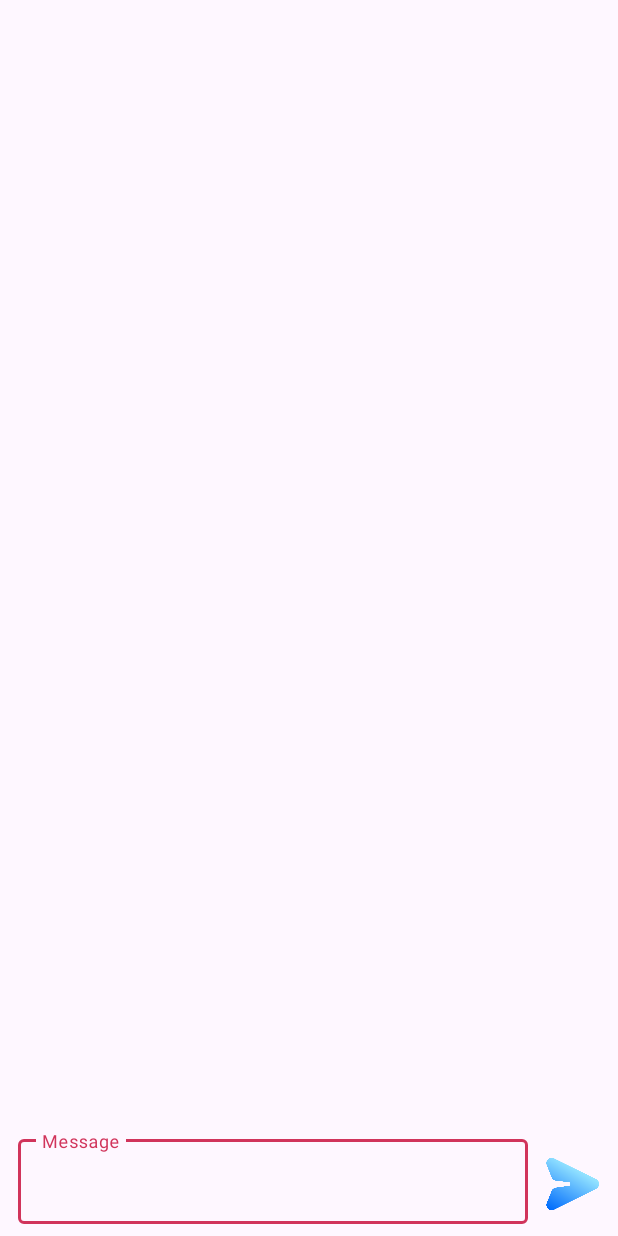
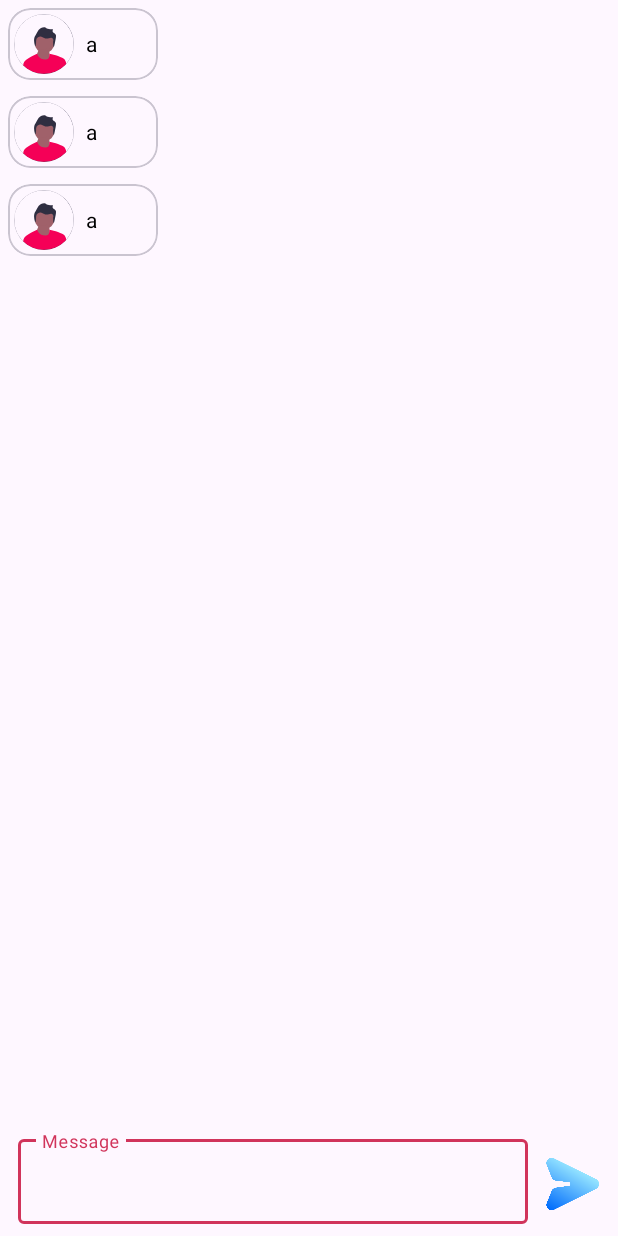
Before and after one commit to abhijeetsharma016/cuddle, an Android app: the layout activity_message.xml on its own in the app's theme, with its tools: preview values and no code run, on a phone screen of 412 x 824 dp. Run offline under Robolectric (Android 15) with nearby library versions, the phone set to English and light mode, and no system bars.

Commit message:
we are now able to see chat messages in message activity

```diff
--- a/app/src/main/res/layout/activity_message.xml
+++ b/app/src/main/res/layout/activity_message.xml
@@ -9,19 +9,20 @@
 
     <com.google.android.material.textfield.TextInputLayout
         android:id="@+id/textInputLayout"
+        style="@style/ThemeOverlay.Material3.AutoCompleteTextView.OutlinedBox"
         android:layout_width="0dp"
+        android:layout_height="wrap_content"
         android:layout_marginHorizontal="12dp"
         android:layout_marginBottom="8dp"
-        style="@style/ThemeOverlay.Material3.AutoCompleteTextView.OutlinedBox"
-        android:layout_height="wrap_content"
         app:layout_constraintBottom_toBottomOf="parent"
         app:layout_constraintEnd_toStartOf="@+id/send_button"
-        app:layout_constraintStart_toStartOf="parent">
+        app:layout_constraintStart_toStartOf="parent"
+        app:layout_constraintTop_toBottomOf="@+id/recyclerView2">
 
         <com.google.android.material.textfield.TextInputEditText
+            android:id="@+id/yourMessage"
             android:layout_width="match_parent"
             android:layout_height="wrap_content"
-            android:id="@+id/yourMessage"
             android:hint="@string/message" />
     </com.google.android.material.textfield.TextInputLayout>
 
@@ -34,4 +35,15 @@
         app:layout_constraintEnd_toEndOf="parent"
         app:layout_constraintTop_toTopOf="@+id/textInputLayout"
         app:srcCompat="@drawable/send_icon" />
+
+    <androidx.recyclerview.widget.RecyclerView
+        android:id="@+id/recyclerView2"
+        app:layoutManager="androidx.recyclerview.widget.LinearLayoutManager"
+        android:layout_width="0dp"
+        tools:listitem="@layout/layout_sender_message"
+        android:layout_height="0dp"
+        app:layout_constraintBottom_toTopOf="@+id/textInputLayout"
+        app:layout_constraintEnd_toEndOf="parent"
+        app:layout_constraintStart_toStartOf="parent"
+        app:layout_constraintTop_toTopOf="parent" />
 </androidx.constraintlayout.widget.ConstraintLayout>
--- a/app/src/main/res/layout/layout_sender_message.xml
+++ b/app/src/main/res/layout/layout_sender_message.xml
@@ -1,8 +1,9 @@
 <?xml version="1.0" encoding="utf-8"?>
 <com.google.android.material.card.MaterialCardView xmlns:android="http://schemas.android.com/apk/res/android"
     xmlns:app="http://schemas.android.com/apk/res-auto"
-    android:layout_width="250dp"
+    android:layout_width="wrap_content"
     android:layout_height="wrap_content"
+    android:minWidth="100dp"
     android:layout_margin="5dp"
     android:elevation="7dp"
     app:cardCornerRadius="15dp">
@@ -26,7 +27,7 @@
             android:textSize="14sp"
             android:layout_marginStart="8dp"
             android:textColor="@color/black"
-            android:text="Shubham is Android Developer Shubham is Android Developer" />
+            android:text="a" />
     </LinearLayout>
 
 
```
Also changed, not shown: app/src/main/java/com/example/cuddle/activity/MessageActivity.kt (+39 -7 lines), app/src/main/java/com/example/cuddle/adapter/MessageUserAdapter.kt (+8 -1 lines), app/src/main/java/com/example/cuddle/adapter/messageAdapter.kt (added, +79 -0 lines), app/src/main/java/com/example/cuddle/fragments/MessageFragment.kt (+33 -27 lines), app/src/main/res/layout/layout_reciver_message.xml (+13 -6 lines).
